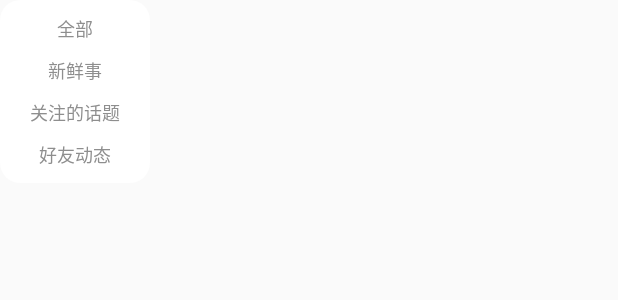
After one commit to KinsomyJS/yingwo_android, an Android app: the layout home_popupwindow.xml on its own in the app's theme, with its tools: preview values and no code run, on a phone screen of 412 x 824 dp. The commit adds this screen. Shown: the top 300 px of the screen. Run offline under Robolectric (Android 15) with nearby library versions, the phone set to English and light mode, and no system bars.

Commit message:
主界面修改
HomePageFragment弹出框改用popUpWindow
新增了home_popupwindow.xml和Home_popUp.java 切换多个页面之后主界面弹出框按钮无效 fragment
页面菜单右侧按钮显示不出

```diff
--- a/yingwo/app/src/main/java/com/yingwo/yingwo/PersonCenterFragment.java
+++ b/yingwo/app/src/main/java/com/yingwo/yingwo/PersonCenterFragment.java
@@ -35,12 +35,12 @@ public class PersonCenterFragment extends Fragment {
     @Override
     public void onViewCreated(View view, @Nullable Bundle savedInstanceState) {
         super.onViewCreated(view, savedInstanceState);
-        init(view);
+        init();
     }
 
 
-    public void init(View view){
-        toolbar = (Toolbar) view.findViewById(R.id.toolbar);
+    public void init(){
+        toolbar = (Toolbar) getActivity().findViewById(R.id.toolbar);
         toolbar.setTitle("");
         ((AppCompatActivity)getActivity()).setSupportActionBar(toolbar);
     }
--- a/yingwo/app/src/main/res/layout/activity_personcenter.xml
+++ b/yingwo/app/src/main/res/layout/activity_personcenter.xml
@@ -300,11 +300,7 @@
             android:layout_height="wrap_content"
             android:layout_weight="1"
             android:gravity="bottom|center_horizontal"
-            android:layout_marginBottom="7.5dp">
-            <include android:id="@+id/tabview" layout="@layout/tabview"
-                android:layout_height="wrap_content"
-                android:layout_width="wrap_content"></include>
-    </LinearLayout>
+            android:layout_marginBottom="7.5dp"></LinearLayout>
 
 
 </LinearLayout>
--- /dev/null
+++ b/yingwo/app/src/main/res/layout/home_popupwindow.xml
@@ -0,0 +1,55 @@
+<?xml version="1.0" encoding="utf-8"?>
+<RelativeLayout xmlns:android="http://schemas.android.com/apk/res/android"
+    android:id="@+id/layout_selector"
+    android:layout_width="wrap_content"
+    android:layout_height="wrap_content"
+    android:layout_below="@id/toolbar"
+    android:background="@drawable/roundshape"
+    android:paddingLeft="20dp"
+    android:paddingRight="20dp">
+
+        <TextView
+            android:id="@+id/tv_all"
+            android:layout_width="wrap_content"
+            android:layout_height="wrap_content"
+            android:layout_centerHorizontal="true"
+            android:layout_marginTop="10dp"
+            android:text="全部"
+            android:textColor="@drawable/tv_state_color"
+            android:textSize="12sp" />
+
+        <TextView
+            android:id="@+id/tv_new"
+            android:layout_width="wrap_content"
+            android:layout_height="wrap_content"
+            android:layout_below="@id/tv_all"
+            android:layout_centerHorizontal="true"
+            android:layout_marginTop="10dp"
+            android:text="新鲜事"
+            android:textColor="@drawable/tv_state_color"
+            android:textSize="12sp" />
+
+        <TextView
+            android:id="@+id/tv_attention"
+            android:layout_width="wrap_content"
+            android:layout_height="wrap_content"
+            android:layout_below="@id/tv_new"
+            android:layout_centerHorizontal="true"
+            android:layout_marginTop="10dp"
+            android:text="关注的话题"
+            android:textColor="@drawable/tv_state_color"
+            android:textSize="12sp" />
+
+        <TextView
+            android:id="@+id/tv_friendthing"
+            android:layout_width="wrap_content"
+            android:layout_height="wrap_content"
+            android:layout_below="@id/tv_attention"
+            android:layout_centerHorizontal="true"
+            android:layout_marginBottom="10dp"
+            android:layout_marginTop="10dp"
+            android:text="好友动态"
+            android:textColor="@drawable/tv_state_color"
+            android:textSize="12sp" />
+
+</RelativeLayout>
--- a/yingwo/app/src/main/res/values/styles.xml
+++ b/yingwo/app/src/main/res/values/styles.xml
@@ -38,5 +38,11 @@
         <item name="android:windowExitAnimation">@anim/pophiden_anim</item>
         <!-- 指定消失的动画xml -->
     </style>
+    <style name="homepopwindow_anim_style">
+        <item name="android:windowEnterAnimation">@anim/homeshow_anim</item>
+        <!-- 指定显示的动画xml -->
 
+        <item name="android:windowExitAnimation">@anim/homehiden_anim</item>
+        <!-- 指定消失的动画xml -->
+    </style>
 </resources>
```
Also changed, not shown: yingwo/app/src/main/java/com/yingwo/yingwo/HomeFragment.java (+32 -66 lines), yingwo/app/src/main/java/com/yingwo/yingwo/PopUpWindow/Home_PopUp.java (added, +46 -0 lines), yingwo/app/src/main/res/anim/homehiden_anim.xml (added, +13 -0 lines), yingwo/app/src/main/res/anim/homeshow_anim.xml (added, +12 -0 lines), yingwo/app/src/main/res/layout/activity_homepage.xml (+0 -15 lines).
